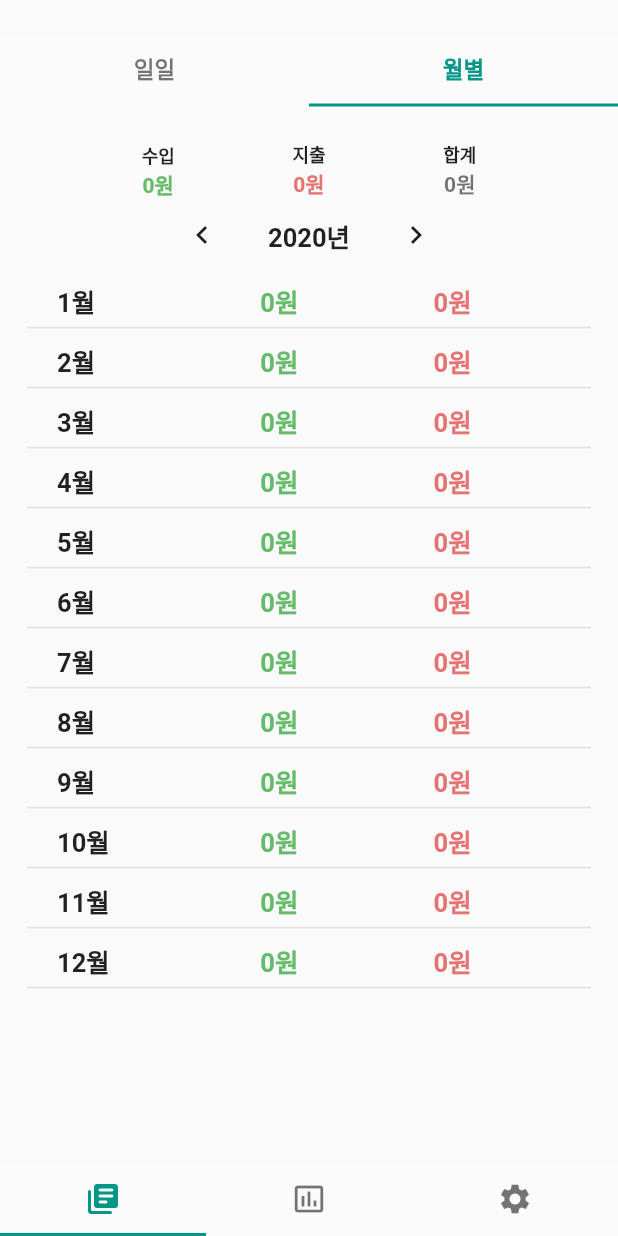
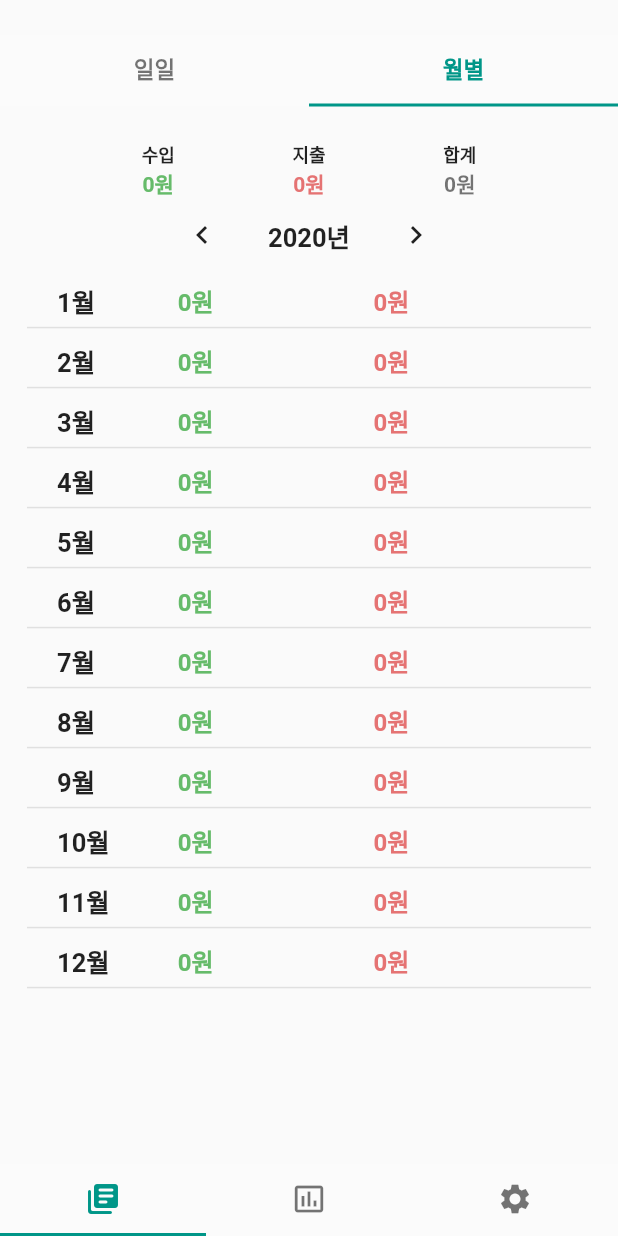
Before and after one commit to ChoboDeveloper/myledger, a Flutter app: the screen it shows after launch, tab 2 chosen, after a tap on the "chevron left" icon, on a phone screen of 412 x 824 dp. Run offline on Flutter 3.47's test engine with Material 2 defaults, Android fonts, the phone set to English and light mode, and no system bars; our stand-ins replace charts_flutter.

Commit message:
daily view

```diff
--- a/lib/day_taglist.dart
+++ b/lib/day_taglist.dart
@@ -21,7 +21,6 @@ class TagList{
       taglist.add('주거/통신');
       taglist.add('경조사/회비');
       taglist.add('기타');
-      saveList(filename);
     }
     else{
       taglist.add('월급');
@@ -30,19 +29,19 @@ class TagList{
       taglist.add('상여');
       taglist.add('금융소득');
       taglist.add('기타');
-      saveList(filename);
     }
   }
 
   readList(String fn){
     File file = File('${staticfunction.appDocumentsDirectory.path}/DataSource/tags_$fn.txt');
-    taglist.clear();
 
     if(!file.existsSync()) {
+      taglist.clear();
       if(fn == 'output')
         initlist(false);
       else
         initlist(true);
+      saveList(fn);
       readList(fn);
       return;
     }
--- a/lib/day_view.dart
+++ b/lib/day_view.dart
@@ -41,7 +41,6 @@ class _DailyState extends State<Daily_view> with TickerProviderStateMixin {
           mainAxisAlignment: MainAxisAlignment.spaceEvenly,
           children: [
             Container(
-              height: 37,
               child: Column(
                 children: [
                   Text('수입', style: TextStyle(fontWeight: FontWeight.bold, fontSize: 12)),
@@ -115,7 +114,6 @@ class _DailyState extends State<Daily_view> with TickerProviderStateMixin {
                 }
                 else _dl.saveOtherList(staticfunction.getfilename(_getdata.date), _getdata);
               }
-              print(_getdata.amount);
               refresh(_dl);
               _savefile();
             },
@@ -184,6 +182,7 @@ class _DailyState extends State<Daily_view> with TickerProviderStateMixin {
 
   List<Widget> _create_ListView_Total() {
     refresh(_dl);
+    _savefile();
     return new List<Widget>.generate(_dl.datalist.length, (int index){
       String sign = _dl.datalist[index].clr == 'green' ? '+ ' : '- ';
       String money = staticfunction.getcurrencyformat(_dl.datalist[index].amount);
@@ -241,7 +240,7 @@ class _DailyState extends State<Daily_view> with TickerProviderStateMixin {
                       style: TextStyle(fontSize: 13.0,
                           fontWeight: FontWeight.bold,
                           color: Colors.grey)),
-                  Text(_dl.datalist[index].subject, style: TextStyle(
+                  Text(_dl.datalist[index].subject == '' ? _dl.datalist[index].tag : _dl.datalist[index].subject, style: TextStyle(
                       fontSize: 20.0, fontWeight: FontWeight.bold)),
                 ],
               ),
@@ -281,7 +280,7 @@ class _DailyState extends State<Daily_view> with TickerProviderStateMixin {
                     style: TextStyle(fontSize: 13.0,
                         fontWeight: FontWeight.bold,
                         color: Colors.grey)),
-                Text(_dl.datalist[index].subject, style: TextStyle(
+                Text(_dl.datalist[index].subject == '' ? _dl.datalist[index].tag : _dl.datalist[index].subject, style: TextStyle(
                     fontSize: 20.0, fontWeight: FontWeight.bold)),
               ],
             ),
@@ -321,7 +320,7 @@ class _DailyState extends State<Daily_view> with TickerProviderStateMixin {
                     style: TextStyle(fontSize: 13.0,
                         fontWeight: FontWeight.bold,
                         color: Colors.grey)),
-                Text(_dl.datalist[index].subject, style: TextStyle(
+                Text(_dl.datalist[index].subject == '' ? _dl.datalist[index].tag : _dl.datalist[index].subject, style: TextStyle(
                     fontSize: 20.0, fontWeight: FontWeight.bold)),
               ],
             ),
@@ -336,9 +335,8 @@ class _DailyState extends State<Daily_view> with TickerProviderStateMixin {
   }
 
   void _savefile() {
-    setState(() {
-      _dl.saveList('$_current_year-$_current_month');
-    });
+    _dl.saveList('$_current_year-$_current_month');
+    setState(() {});
   }
 
   void _getCurrentdate(String direction){
--- a/lib/month_view.dart
+++ b/lib/month_view.dart
@@ -28,7 +28,6 @@ class _MonthViewState extends State<Month_view> {
           mainAxisAlignment: MainAxisAlignment.spaceEvenly,
           children: [
             Container(
-              height: 37,
               child: Column(
                 children: [
                   Text('수입', style: TextStyle(fontWeight: FontWeight.bold, fontSize: 12)),
@@ -95,19 +94,19 @@ class _MonthViewState extends State<Month_view> {
                     mainAxisAlignment: MainAxisAlignment.spaceBetween,
                     children: [
                       Container(
-                        width: 100,
+                        width: 50,
                         margin: EdgeInsets.only(left: 15),
                         child:  Text((i+1).toString()+'월', style: TextStyle(
                         fontSize: 17.0, fontWeight: FontWeight.bold)),),
                       Container(
-                        width: 120,
+                        width: 140,
                         padding: EdgeInsets.only(left: 20, right: 20),
-                        child: Text(staticfunction.getcurrencyformat(ml.monthdatalist[i].get_income())+'원', style: TextStyle(fontSize: 17.0,
+                        child: Text(staticfunction.getcurrencyformat(ml.monthdatalist[i].get_income())+'원', style: TextStyle(fontSize: 16.0,
                           fontWeight: FontWeight.bold,
                           color: Colors.green[400])),),
                       Container(
-                        width: 100,
-                        child: Text(staticfunction.getcurrencyformat(ml.monthdatalist[i].get_outcome())+'원', style: TextStyle(fontSize: 17.0,
+                        width: 140,
+                        child: Text(staticfunction.getcurrencyformat(ml.monthdatalist[i].get_outcome())+'원', style: TextStyle(fontSize: 16.0,
                           fontWeight: FontWeight.bold,
                           color: Colors.red[300])),),
                     ],
--- a/lib/staticfunction.dart
+++ b/lib/staticfunction.dart
@@ -33,7 +33,7 @@ class staticfunction{
 
   static String getTimeformat(DateTime date){
     String formatted = DateFormat('hh:mm:ss').format(date);
-    if(date.hour > 12)
+    if(date.hour >= 12)
       formatted = '오후 ' + formatted;
     else
       formatted = '오전 ' + formatted;
@@ -43,7 +43,7 @@ class staticfunction{
   static String getdateformat_withtime(DateTime date){
     String tmp;
     String formatted;
-    if(date.hour > 12)
+    if(date.hour >= 12)
       tmp = '   오후';
     else
       tmp = '   오전';
```
Also changed, not shown: lib/day_dialogview.dart (+10 -10 lines), lib/day_tagview.dart (+53 -2 lines).
